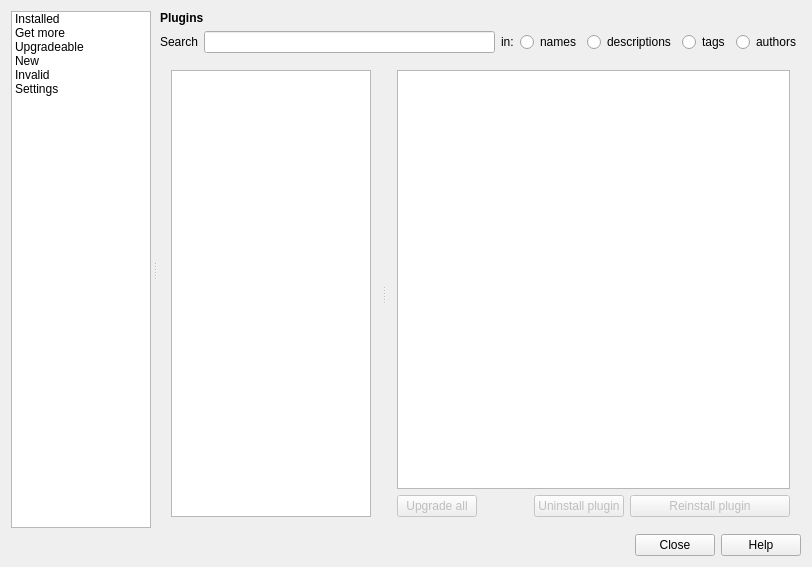
First picture: the form in src/ui/qgspluginmanagerbase.ui, repository carsmie/QGIS, before the edit.
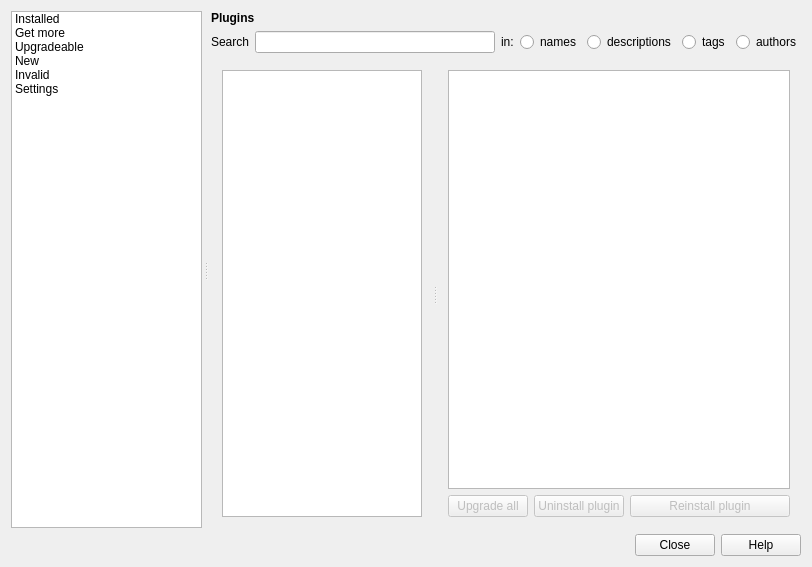
Second picture: the form after the edit. Icons and pictures are not drawn. Custom widgets are drawn as their Qt base class.

Commit message: [pluginmanager] Fix horizontal stretch of vertical tabs sidebar

```diff
--- a/src/ui/qgspluginmanagerbase.ui
+++ b/src/ui/qgspluginmanagerbase.ui
@@ -40,7 +40,7 @@
      <widget class="QFrame" name="mPluginsTabFrame">
       <property name="sizePolicy">
        <sizepolicy hsizetype="Preferred" vsizetype="Preferred">
-        <horstretch>1</horstretch>
+        <horstretch>0</horstretch>
         <verstretch>0</verstretch>
        </sizepolicy>
       </property>
```
